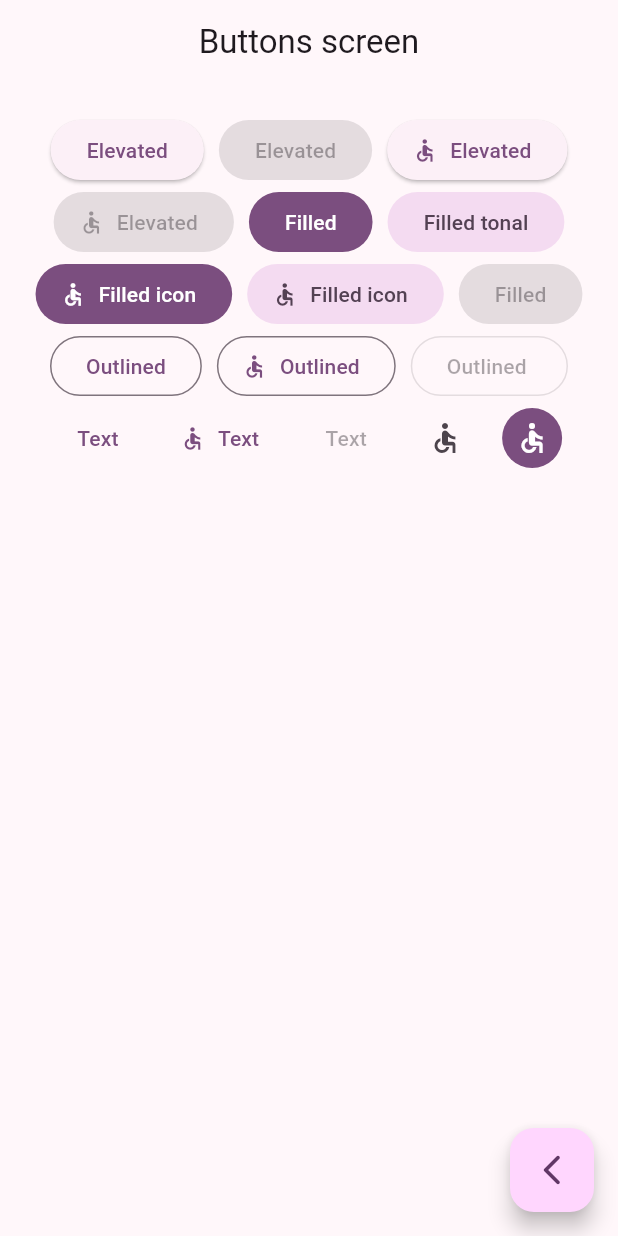
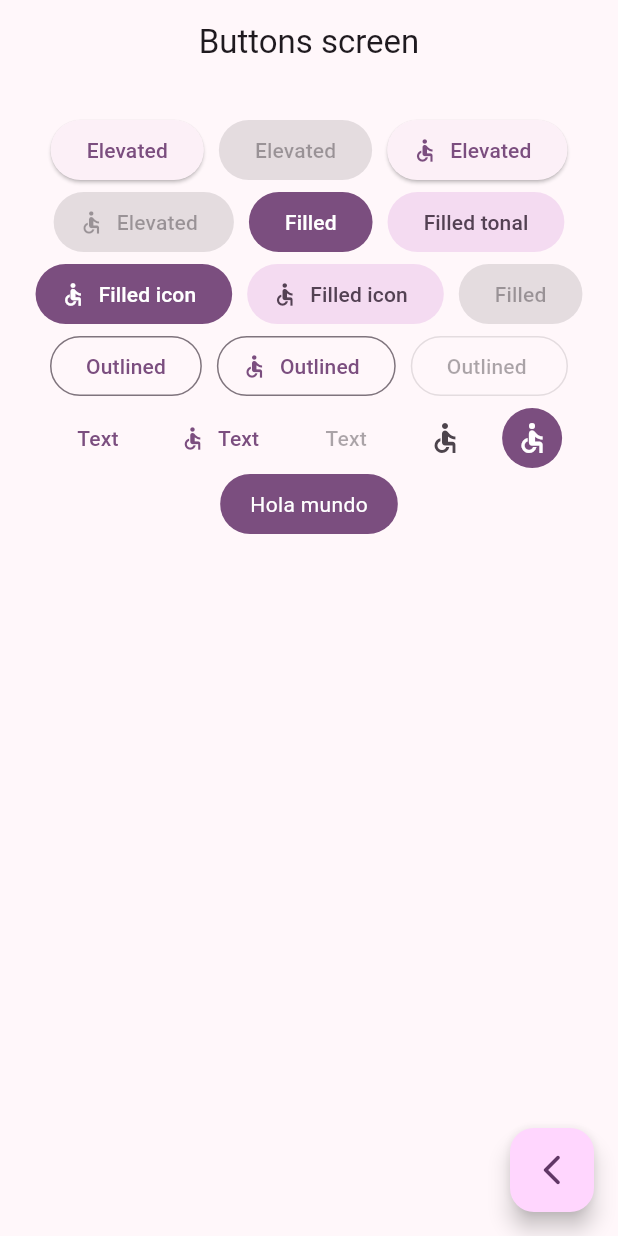
Before and after one commit to SergioBGISC99/widgets_app, a Flutter app: the ButtonsScreen screen opened by its route, on a phone screen of 412 x 824 dp. Run offline on Flutter 3.47's test engine with Material 2 defaults, Android fonts, the phone set to English and light mode, and no system bars; our stand-ins replace go_router.

Commit message:
boton personalizado

```diff
--- a/lib/presentation/screen/buttons/buttons_screen.dart
+++ b/lib/presentation/screen/buttons/buttons_screen.dart
@@ -79,9 +79,36 @@ class _ButtonsView extends StatelessWidget {
                   iconColor: const MaterialStatePropertyAll(Colors.white)),
             ),
             //section: Custom buttons
+            const CustomButton()
           ],
         ),
       ),
     );
   }
 }
+
+class CustomButton extends StatelessWidget {
+  const CustomButton({super.key});
+
+  @override
+  Widget build(BuildContext context) {
+    final colors = Theme.of(context).colorScheme;
+
+    return ClipRRect(
+      borderRadius: BorderRadius.circular(20),
+      child: Material(
+        color: colors.primary,
+        child: InkWell(
+          onTap: () {},
+          child: const Padding(
+            padding: EdgeInsets.symmetric(horizontal: 20, vertical: 10),
+            child: Text(
+              'Hola mundo',
+              style: TextStyle(color: Colors.white),
+            ),
+          ),
+        ),
+      ),
+    );
+  }
+}
```
